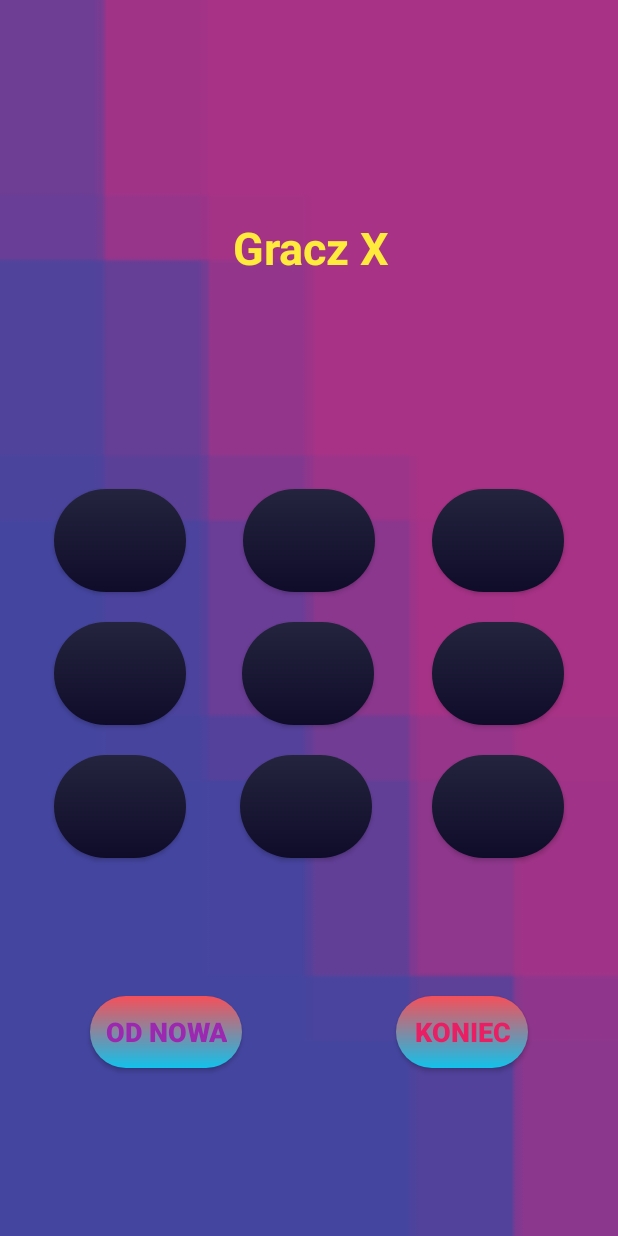
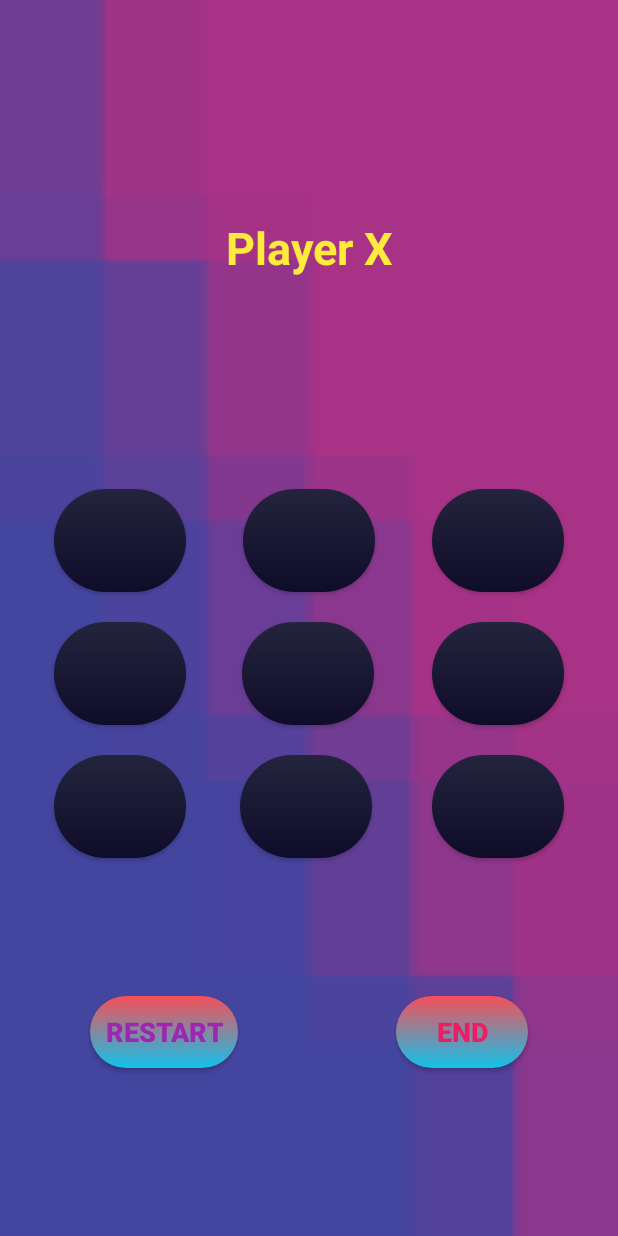
Before and after one commit to rysiek98/Tic-Tac-Toe, an Android app: the Game screen opened directly, with no data from a screen before it, on a phone screen of 412 x 824 dp. Run offline under Robolectric (Android 15) with nearby library versions, the phone set to English and light mode, and no system bars; 1 statement that could not run was skipped.

Commit message:
Change language of gamme

```diff
--- a/XorO/app/src/main/java/com/example/xoro/Game.kt
+++ b/XorO/app/src/main/java/com/example/xoro/Game.kt
@@ -19,7 +19,7 @@ class Game() : AppCompatActivity(){
         var gameType = bundle!!.getString("ID_gameType")
        // var difficultLevel = bundle!!.getString("ID_difficult")
         var playervsPlayer: Boolean
-        if(gameType == "Gracz"){
+        if(gameType == "Player"){
          playervsPlayer = true
         }else{
             playervsPlayer = false
--- a/XorO/app/src/main/java/com/example/xoro/MainActivity.kt
+++ b/XorO/app/src/main/java/com/example/xoro/MainActivity.kt
@@ -6,8 +6,6 @@ import android.os.Bundle
 import android.view.LayoutInflater
 import android.view.View
 import android.widget.RadioButton
-import android.widget.RadioGroup
-import android.widget.Toast
 import kotlinx.android.synthetic.main.activity_main.*
 import kotlinx.android.synthetic.main.start_dialog.view.*
 
@@ -17,8 +15,8 @@ class MainActivity : AppCompatActivity() {
     override fun onCreate(savedInstanceState: Bundle?) {
         super.onCreate(savedInstanceState)
         setContentView(R.layout.activity_main)
+
         //Full screen
-
         window.decorView.systemUiVisibility = (View.SYSTEM_UI_FLAG_IMMERSIVE
                 // Set the content to appear under the system bars so that the
                 // content doesn't resize when the system bars hide and show.
--- a/XorO/app/src/main/java/com/example/xoro/info.kt
+++ b/XorO/app/src/main/java/com/example/xoro/info.kt
@@ -1,11 +1,9 @@
 package com.example.xoro
 
-import android.content.Intent
 import androidx.appcompat.app.AppCompatActivity
 import android.os.Bundle
 import android.view.View
 import kotlinx.android.synthetic.main.activity_info.*
-import kotlinx.android.synthetic.main.activity_main.*
 
 class info : AppCompatActivity() {
 
@@ -26,7 +24,7 @@ class info : AppCompatActivity() {
                 or View.SYSTEM_UI_FLAG_FULLSCREEN)
 
         //Odpalanie pomocy
-        Wroc.setOnClickListener {
+        backBt.setOnClickListener {
             finish()
         }
     }
--- a/XorO/app/src/main/res/layout/activity_game.xml
+++ b/XorO/app/src/main/res/layout/activity_game.xml
@@ -13,7 +13,7 @@
         android:layout_height="wrap_content"
         android:layout_marginBottom="60dp"
         android:gravity="center"
-        android:text="Wygrał gracz 1"
+        android:text="The winner is Player  - 1"
         android:textAlignment="center"
         android:textColor="#C0B8B8"
         android:textSize="30sp"
@@ -26,16 +26,16 @@
         android:id="@+id/showPlayer"
         android:layout_width="wrap_content"
         android:layout_height="wrap_content"
-        android:layout_marginEnd="152dp"
         android:layout_marginBottom="40dp"
         android:gravity="center"
-        android:text="Gracz X"
+        android:text="Player X"
         android:textAlignment="center"
         android:textColor="#FFEB3B"
         android:textSize="30sp"
         android:textStyle="bold"
         app:layout_constraintBottom_toTopOf="@+id/winner"
-        app:layout_constraintEnd_toEndOf="parent" />
+        app:layout_constraintEnd_toEndOf="parent"
+        app:layout_constraintStart_toStartOf="parent" />
 
     <Button
         android:id="@+id/b2"
@@ -178,7 +178,7 @@
         android:layout_marginTop="92dp"
         android:background="@drawable/buttons"
         android:padding="10dp"
-        android:text="Od nowa"
+        android:text="Restart"
         android:textColor="#9C27B0"
         android:textSize="18sp"
         android:textStyle="bold"
@@ -193,7 +193,7 @@
         android:layout_marginEnd="60dp"
         android:background="@drawable/buttons"
         android:padding="10dp"
-        android:text="Koniec"
+        android:text="End"
         android:textColor="#E91E63"
         android:textSize="18sp"
         android:textStyle="bold"
--- a/XorO/app/src/main/res/layout/activity_info.xml
+++ b/XorO/app/src/main/res/layout/activity_info.xml
@@ -31,7 +31,7 @@
         app:layout_constraintTop_toTopOf="parent" />
 
     <Button
-        android:id="@+id/Wroc"
+        android:id="@+id/backBt"
         android:layout_width="wrap_content"
         android:layout_height="wrap_content"
         android:layout_marginStart="168dp"
--- a/XorO/app/src/main/res/layout/activity_main.xml
+++ b/XorO/app/src/main/res/layout/activity_main.xml
@@ -30,7 +30,7 @@
         android:layout_marginTop="304dp"
         android:background="@drawable/buttons"
         android:padding="5dp"
-        android:text="Graj"
+        android:text="Play"
         android:textSize="24sp"
         app:layout_constraintEnd_toEndOf="parent"
         app:layout_constraintHorizontal_bias="0.498"
@@ -44,7 +44,7 @@
         android:layout_marginTop="56dp"
         android:background="@drawable/buttons"
         android:padding="5dp"
-        android:text="Pomoc"
+        android:text="Help"
         android:textSize="24sp"
         app:layout_constraintEnd_toEndOf="parent"
         app:layout_constraintStart_toStartOf="parent"
@@ -56,7 +56,7 @@
         android:layout_height="wrap_content"
         android:background="@drawable/buttons"
         android:padding="5dp"
-        android:text="Wyjdź"
+        android:text="Exit"
         android:textSize="24sp"
         app:layout_constraintBottom_toBottomOf="parent"
         app:layout_constraintEnd_toEndOf="parent"
--- a/XorO/app/src/main/res/values/strings.xml
+++ b/XorO/app/src/main/res/values/strings.xml
@@ -1,6 +1,6 @@
 <resources>
     <string name="app_name">XorO</string>
-    <string name="Main_text">Kółko i krzyżyk</string>
+    <string name="Main_text">Tic Tac Toe</string>
 
     <!-- TODO: Remove or change this placeholder text -->
     <string name="hello_blank_fragment">Hello blank fragment</string>
--- a/XorO/build.gradle
+++ b/XorO/build.gradle
@@ -8,7 +8,7 @@ buildscript {
 
     }
     dependencies {
-        classpath 'com.android.tools.build:gradle:3.6.1'
+        classpath 'com.android.tools.build:gradle:4.0.1'
         classpath "org.jetbrains.kotlin:kotlin-gradle-plugin:$kotlin_version"
         // NOTE: Do not place your application dependencies here; they belong
         // in the individual module build.gradle files
```
Also changed, not shown: XorO/app/src/main/java/com/example/xoro/logika.kt (+14 -14 lines), XorO/app/src/main/res/layout/start_dialog.xml (+8 -8 lines), XorO/gradle/wrapper/gradle-wrapper.properties.
